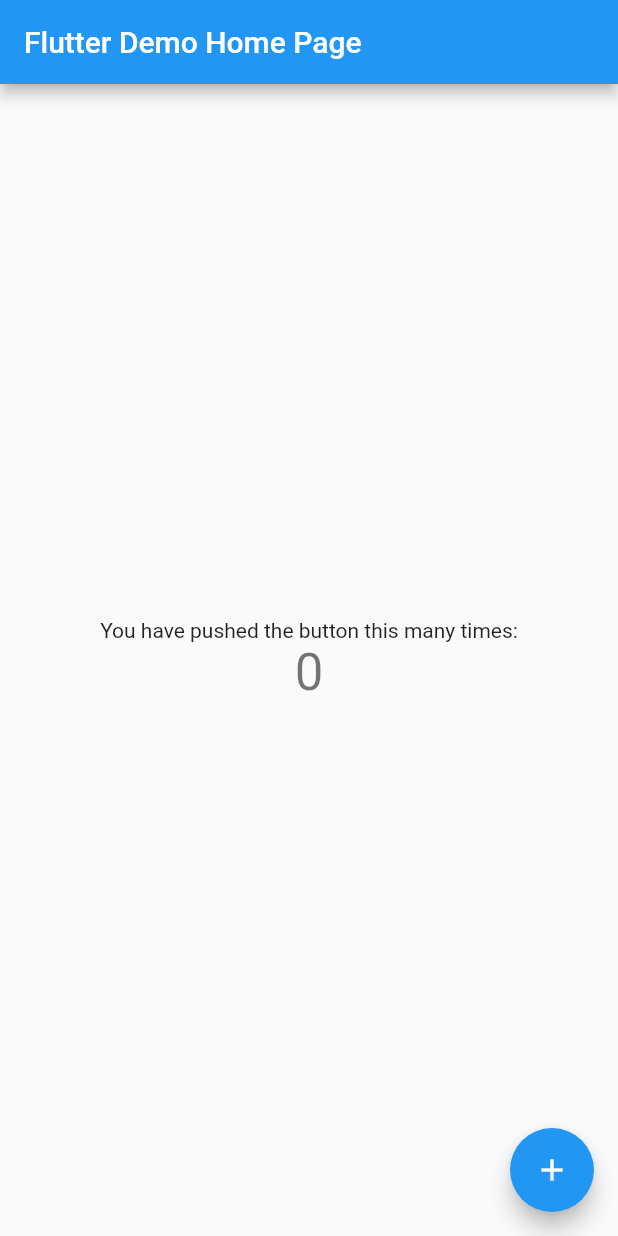
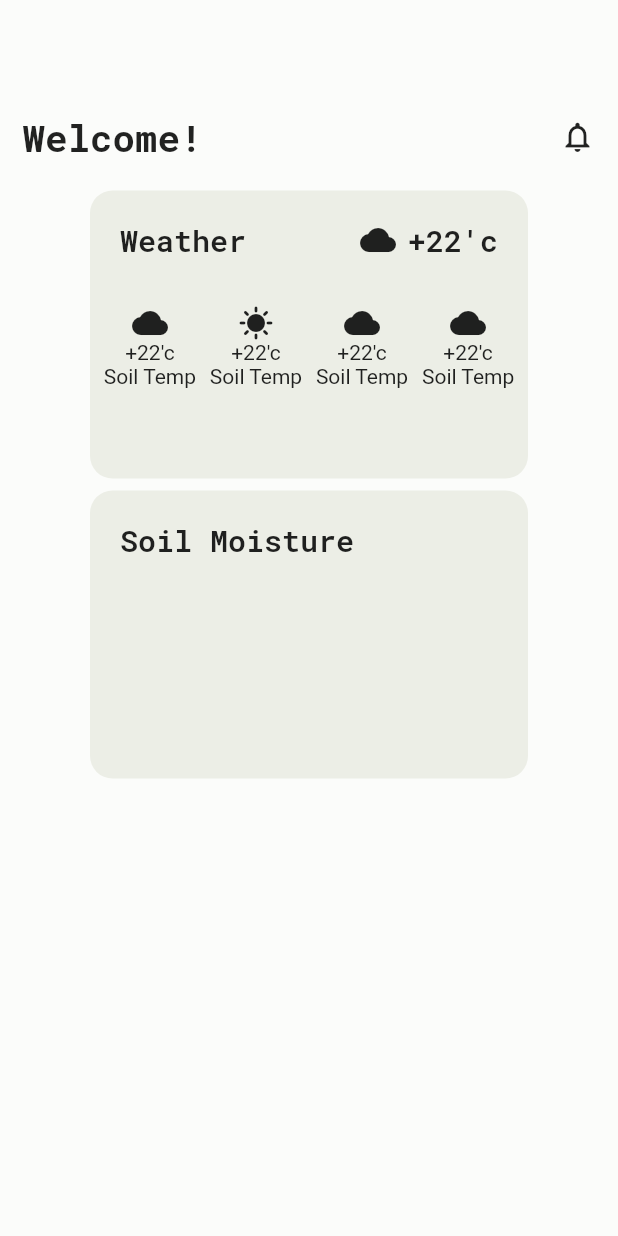
Before and after one commit to suriyarichard/farmfield, a Flutter app: the screen it shows after launch, on a phone screen of 412 x 824 dp. Run offline on Flutter 3.47's test engine with Material 2 defaults, Android fonts, the phone set to English and light mode, and no system bars; our stand-ins replace google_fonts.

Commit message:
weather screen added

```diff
--- a/lib/main.dart
+++ b/lib/main.dart
@@ -1,3 +1,4 @@
+import 'package:farmfield/screens/dashboard/dashboardScreen.dart';
 import 'package:flutter/material.dart';
 
 void main() {
@@ -10,106 +11,10 @@ class MyApp extends StatelessWidget {
   // This widget is the root of your application.
   @override
   Widget build(BuildContext context) {
-    return MaterialApp(
-      title: 'Flutter Demo',
-      theme: ThemeData(
-        // This is the theme of your application.
-        //
-        // Try running your application with "flutter run". You'll see the
-        // application has a blue toolbar. Then, without quitting the app, try
-        // changing the primarySwatch below to Colors.green and then invoke
-        // "hot reload" (press "r" in the console where you ran "flutter run",
-        // or simply save your changes to "hot reload" in a Flutter IDE).
-        // Notice that the counter didn't reset back to zero; the application
-        // is not restarted.
-        primarySwatch: Colors.blue,
-      ),
-      home: const MyHomePage(title: 'Flutter Demo Home Page'),
+    return const MaterialApp(
+      debugShowCheckedModeBanner: false,
+      title: 'FarmField',
+      home: DashBoradScreen(),
     );
   }
 }
-
-class MyHomePage extends StatefulWidget {
-  const MyHomePage({super.key, required this.title});
-
-  // This widget is the home page of your application. It is stateful, meaning
-  // that it has a State object (defined below) that contains fields that affect
-  // how it looks.
-
-  // This class is the configuration for the state. It holds the values (in this
-  // case the title) provided by the parent (in this case the App widget) and
-  // used by the build method of the State. Fields in a Widget subclass are
-  // always marked "final".
-
-  final String title;
-
-  @override
-  State<MyHomePage> createState() => _MyHomePageState();
-}
-
-class _MyHomePageState extends State<MyHomePage> {
-  int _counter = 0;
-
-  void _incrementCounter() {
-    setState(() {
-      // This call to setState tells the Flutter framework that something has
-      // changed in this State, which causes it to rerun the build method below
-      // so that the display can reflect the updated values. If we changed
-      // _counter without calling setState(), then the build method would not be
-      // called again, and so nothing would appear to happen.
-      _counter++;
-    });
-  }
-
-  @override
-  Widget build(BuildContext context) {
-    // This method is rerun every time setState is called, for instance as done
-    // by the _incrementCounter method above.
-    //
-    // The Flutter framework has been optimized to make rerunning build methods
-    // fast, so that you can just rebuild anything that needs updating rather
-    // than having to individually change instances of widgets.
-    return Scaffold(
-      appBar: AppBar(
-        // Here we take the value from the MyHomePage object that was created by
-        // the App.build method, and use it to set our appbar title.
-        title: Text(widget.title),
-      ),
-      body: Center(
-        // Center is a layout widget. It takes a single child and positions it
-        // in the middle of the parent.
-        child: Column(
-          // Column is also a layout widget. It takes a list of children and
-          // arranges them vertically. By default, it sizes itself to fit its
-          // children horizontally, and tries to be as tall as its parent.
-          //
-          // Invoke "debug painting" (press "p" in the console, choose the
-          // "Toggle Debug Paint" action from the Flutter Inspector in Android
-          // Studio, or the "Toggle Debug Paint" command in Visual Studio Code)
-          // to see the wireframe for each widget.
-          //
-          // Column has various properties to control how it sizes itself and
-          // how it positions its children. Here we use mainAxisAlignment to
-          // center the children vertically; the main axis here is the vertical
-          // axis because Columns are vertical (the cross axis would be
-          // horizontal).
-          mainAxisAlignment: MainAxisAlignment.center,
-          children: <Widget>[
-            const Text(
-              'You have pushed the button this many times:',
-            ),
-            Text(
-              '$_counter',
-              style: Theme.of(context).textTheme.headlineMedium,
-            ),
-          ],
-        ),
-      ),
-      floatingActionButton: FloatingActionButton(
-        onPressed: _incrementCounter,
-        tooltip: 'Increment',
-        child: const Icon(Icons.add),
-      ), // This trailing comma makes auto-formatting nicer for build methods.
-    );
-  }
-}
--- /dev/null
+++ b/lib/pallets/color.dart
@@ -0,0 +1,4 @@
+// 0xFFeceee6
+// 0xFFe5954
+// 0xFF1b9c73
+// 0xFFfbfcfa
--- /dev/null
+++ b/lib/screens/dashboard/dashboardScreen.dart
@@ -0,0 +1,47 @@
+import 'package:farmfield/widgets/dashboard/moister.dart';
+import 'package:farmfield/widgets/dashboard/weatherCard.dart';
+import 'package:farmfield/widgets/pieChart.dart';
+import 'package:flutter/material.dart';
+import 'package:google_fonts/google_fonts.dart';
+
+class DashBoradScreen extends StatefulWidget {
+  const DashBoradScreen({super.key});
+
+  @override
+  State<DashBoradScreen> createState() => _DashBoradScreenState();
+}
+
+class _DashBoradScreenState extends State<DashBoradScreen> {
+  @override
+  Widget build(BuildContext context) {
+    return Scaffold(
+      // appBar: AppBar(
+      //   backgroundColor: Colors.white,
+      // ),
+      backgroundColor: Color(0xFFfbfcfa),
+      body: Column(children: [
+        SizedBox(
+          height: 60,
+        ),
+        Padding(
+          padding: const EdgeInsets.all(15.0),
+          child: Row(
+            mainAxisAlignment: MainAxisAlignment.spaceBetween,
+            children: [
+              Text(
+                "Welcome!",
+                style: GoogleFonts.robotoMono(
+                    fontSize: 25, fontWeight: FontWeight.w800),
+              ),
+              Icon(Icons.notifications_none_outlined)
+            ],
+          ),
+        ),
+        // const SizedBox(height: 20),
+        WeatherCard(),
+        // const Center(child: WeatherCard()),
+        SenorCard(),
+      ]),
+    );
+  }
+}
--- /dev/null
+++ b/lib/widgets/dashboard/moister.dart
@@ -0,0 +1,46 @@
+import 'package:farmfield/widgets/pieChart.dart';
+import 'package:flutter/material.dart';
+import 'package:google_fonts/google_fonts.dart';
+
+class SenorCard extends StatelessWidget {
+  const SenorCard({super.key});
+
+  @override
+  Widget build(BuildContext context) {
+    return Container(
+        width: 300,
+        height: 200,
+        // padding: const EdgeInsets.all(
+        //   8,
+        // ),
+        child: Card(
+            shape: RoundedRectangleBorder(
+              borderRadius: BorderRadius.circular(15.0),
+            ),
+            color: Color(0xFffeceee6),
+            elevation: 0,
+            child: Column(
+                mainAxisAlignment: MainAxisAlignment.start,
+                crossAxisAlignment: CrossAxisAlignment.center,
+                children: [
+                  Column(children: [
+                    //     // title
+                    Padding(
+                      padding: const EdgeInsets.all(20.0),
+                      child: Row(
+                        mainAxisAlignment: MainAxisAlignment.spaceBetween,
+                        children: [
+                          Text("Soil Moisture",
+                              style: GoogleFonts.robotoMono(
+                                  fontSize: 20, fontWeight: FontWeight.w600)),
+                        ],
+                      ),
+                    ),
+                    const SizedBox(
+                      height: 10,
+                    ),
+                    // ScatterChartPage(),
+                  ]),
+                ])));
+  }
+}
--- /dev/null
+++ b/lib/widgets/dashboard/weatherCard.dart
@@ -0,0 +1,103 @@
+import 'package:flutter/material.dart';
+import 'package:google_fonts/google_fonts.dart';
+
+class WeatherCard extends StatelessWidget {
+  const WeatherCard({super.key});
+
+  @override
+  Widget build(BuildContext context) {
+    return Container(
+        width: 300,
+        height: 200,
+        // padding: const EdgeInsets.all(
+        //   8,
+        // ),
+        child: Card(
+          shape: RoundedRectangleBorder(
+            borderRadius: BorderRadius.circular(15.0),
+          ),
+          color: Color(0xFffeceee6),
+          elevation: 0,
+          child: Column(
+              mainAxisAlignment: MainAxisAlignment.start,
+              crossAxisAlignment: CrossAxisAlignment.center,
+              children: [
+                Column(
+                  children: [
+                    //     // title
+                    Padding(
+                      padding: const EdgeInsets.all(20.0),
+                      child: Row(
+                        mainAxisAlignment: MainAxisAlignment.spaceBetween,
+                        children: [
+                          Text("Weather",
+                              style: GoogleFonts.robotoMono(
+                                  fontSize: 20, fontWeight: FontWeight.w600)),
+                          Row(
+                            children: [
+                              const Icon(
+                                Icons.cloud,
+                              ),
+                              const SizedBox(
+                                width: 8,
+                              ),
+                              Text("+22'c",
+                                  style: GoogleFonts.robotoMono(
+                                      fontSize: 20,
+                                      fontWeight: FontWeight.w600)),
+                            ],
+                          ),
+                        ],
+                      ),
+                    ),
+                    const SizedBox(
+                      height: 10,
+                    ),
+                    Row(
+                      mainAxisAlignment: MainAxisAlignment.spaceEvenly,
+                      children: [
+                        Column(
+                          children: const [
+                            Icon(Icons.cloud),
+                            Text("+22'c"),
+                            Text('Soil Temp'),
+                          ],
+                        ),
+                        Column(
+                          children: const [
+                            Icon(Icons.sunny),
+                            Text("+22'c"),
+                            Text('Soil Temp'),
+                          ],
+                        ),
+                        Column(
+                          children: const [
+                            Icon(Icons.cloud),
+                            Text("+22'c"),
+                            Text('Soil Temp'),
+                          ],
+                        ),
+                        Column(
+                          children: const [
+                            Icon(Icons.cloud),
+                            Text("+22'c"),
+                            Text('Soil Temp'),
+                          ],
+                        ),
+                      ],
+                    ),
+                    // Container(
+                    //   width: 100,
+                    //   child: Lottie.network(img),
+                    // ),
+                    // const Center(
+                    //     child: Text(
+                    //   "locatorName",
+                    //   // style: GoogleFonts.robotoMono(fontSize: 20),
+                    // ))
+                  ],
+                ),
+              ]),
+        ));
+  }
+}
--- a/pubspec.yaml
+++ b/pubspec.yaml
@@ -35,6 +35,9 @@ dependencies:
   # The following adds the Cupertino Icons font to your application.
   # Use with the CupertinoIcons class for iOS style icons.
   cupertino_icons: ^1.0.2
+  google_maps_flutter: ^2.2.6
+  google_fonts: ^4.0.4
+  fl_chart: ^0.62.0
 
 dev_dependencies:
   flutter_test:
```
Also changed, not shown: lib/screens/map/mapScreen.dart (added), pubspec.lock, 2 other files.
